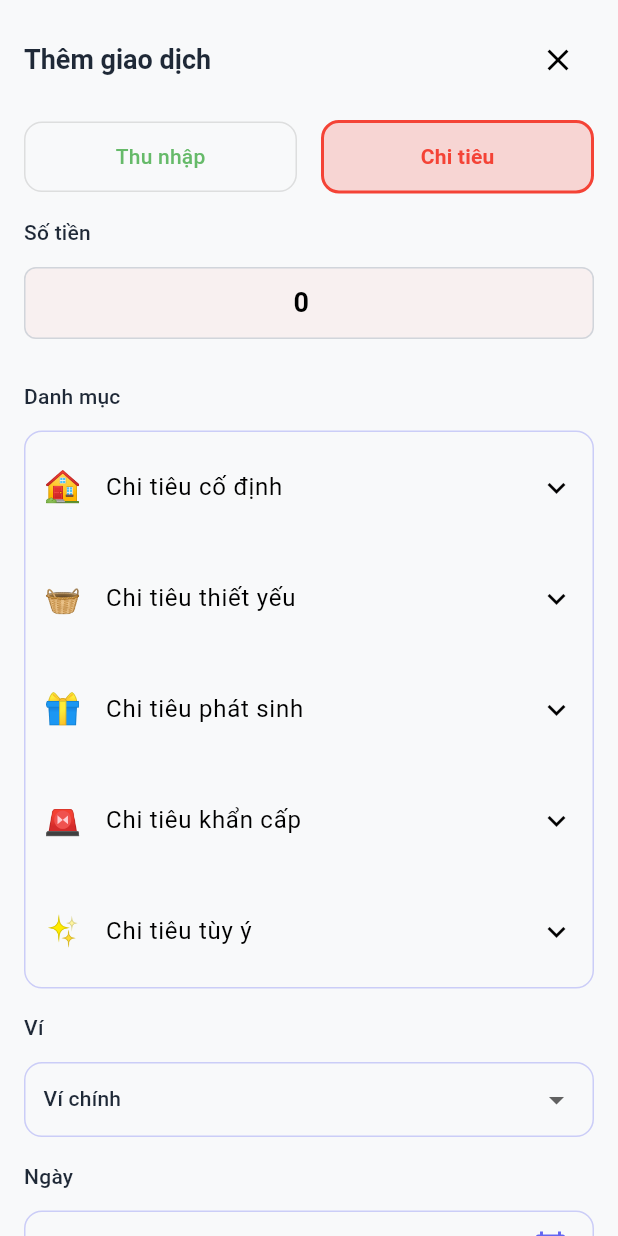
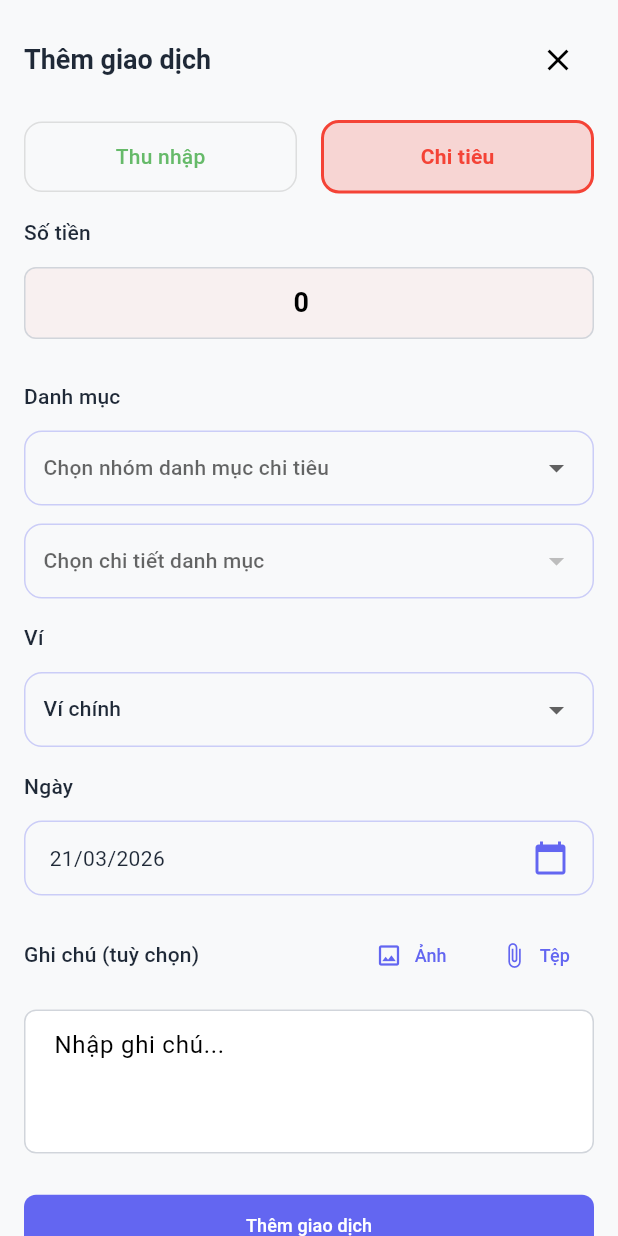
Before and after one commit to devin-ph/expense_tracker, a Flutter app: the AddTransactionSheet widget shown alone on an empty page, opened directly, on a phone screen of 412 x 824 dp. Run offline on Flutter 3.47's test engine with Material 3 defaults, Android fonts, the phone set to English and light mode, and no system bars; our stand-ins replace file_picker, fl_chart; accounts and stored records are empty.

Commit message:
danh muc,goi y tien

```diff
--- a/lib/screens/add_transaction/add_transaction_sheet.dart
+++ b/lib/screens/add_transaction/add_transaction_sheet.dart
@@ -91,6 +91,20 @@ class _AddTransactionSheetState extends State<AddTransactionSheet> {
       'Khác',
     ],
   };
+  static const Map<String, List<String>> _incomeCategoryOptions = {
+    'cat_income': [
+      'Lương tháng',
+      'Lương làm thêm',
+      'Phụ cấp',
+      'Khác',
+    ],
+    'cat_bonus': [
+      'Thưởng hiệu suất',
+      'Thưởng lễ/tết',
+      'Hoa hồng',
+      'Khác',
+    ],
+  };
 
   late TransactionType _transactionType;
   final _formKey = GlobalKey<FormState>();
@@ -102,7 +116,7 @@ class _AddTransactionSheetState extends State<AddTransactionSheet> {
   String? _selectedWalletId;
   String? _selectedCategoryId;
   String? _selectedExpenseOption;
-  String? _expandedExpenseGroupId;
+  String? _selectedIncomeOption;
   final List<_AttachmentItem> _attachments = [];
   bool _isPickingAttachment = false;
   bool _isLoading = false;
@@ -284,7 +298,7 @@ class _AddTransactionSheetState extends State<AddTransactionSheet> {
                 _transactionType = type;
                 _selectedCategoryId = null; // Reset category when type changes
                 _selectedExpenseOption = null;
-                _expandedExpenseGroupId = null;
+                _selectedIncomeOption = null;
                 _otherExpenseController.clear();
               });
             },
@@ -325,10 +339,15 @@ class _AddTransactionSheetState extends State<AddTransactionSheet> {
     final suggestionLimit = _transactionType == TransactionType.expense
         ? selectedWalletBalance?.floor()
         : null;
+    final suggestionMin = _transactionType == TransactionType.income ? 1000 : null;
+    final suggestionMax = _transactionType == TransactionType.income
+      ? 100000000
+      : suggestionLimit;
     final suggestions = currentAmount > 0
         ? _buildZeroExpandedSuggestions(
             currentAmount,
-            maxAmount: suggestionLimit,
+        minAmount: suggestionMin,
+        maxAmount: suggestionMax,
           )
         : const <int>[];
 
@@ -367,6 +386,10 @@ class _AddTransactionSheetState extends State<AddTransactionSheet> {
                   ),
                 );
               });
+            } else {
+              setState(() {
+                _amountController.value = const TextEditingValue(text: '');
+              });
             }
           },
         ),
@@ -382,13 +405,19 @@ class _AddTransactionSheetState extends State<AddTransactionSheet> {
     );
   }
 
-  List<int> _buildZeroExpandedSuggestions(int baseAmount, {int? maxAmount}) {
-    final multipliers = [10, 100, 1000, 10000, 100000];
+  List<int> _buildZeroExpandedSuggestions(
+    int baseAmount, {
+    int? minAmount,
+    int? maxAmount,
+  }) {
+    final multipliers = [1000, 10000, 100000,1000000,10000000,100000000];
     final suggestions = <int>{};
 
     for (final multiplier in multipliers) {
       final amount = baseAmount * multiplier;
-      if (maxAmount == null || amount <= maxAmount) {
+      final meetsMin = minAmount == null || amount >= minAmount;
+      final meetsMax = maxAmount == null || amount < maxAmount;
+      if (meetsMin && meetsMax) {
         suggestions.add(amount);
       }
     }
@@ -418,15 +447,18 @@ class _AddTransactionSheetState extends State<AddTransactionSheet> {
       return _buildExpenseCategorySelection();
     }
 
-    return Column(
-      crossAxisAlignment: CrossAxisAlignment.start,
-      children: [
-        Text('Danh mục', style: Theme.of(context).textTheme.titleMedium),
-        const SizedBox(height: AppSpacing.md),
-        Consumer<CategoryNotifier>(
+    if (_transactionType == TransactionType.income) {
+      return _buildIncomeCategorySelection();
+    }
+
+    return const SizedBox.shrink();
+  }
+
+  Widget _buildIncomeCategorySelection() {
+    return Consumer<CategoryNotifier>(
       builder: (context, categoryNotifier, _) {
         final categories = categoryNotifier.getCategoriesByType(
-              _transactionType,
+          TransactionType.income,
         );
 
         if (categories.isEmpty) {
@@ -436,20 +468,42 @@ class _AddTransactionSheetState extends State<AddTransactionSheet> {
           );
         }
 
-            // Check if current selected category is valid for this type
-            final currentCategoryValid = categories.any(
-              (c) => c.id == _selectedCategoryId,
-            );
-            final effectiveValue = currentCategoryValid ? _selectedCategoryId : null;
-
-            if (!currentCategoryValid && _selectedCategoryId != null) {
+        final hasSelectedCategory = categories.any((c) => c.id == _selectedCategoryId);
+        if (_selectedCategoryId != null && !hasSelectedCategory) {
           WidgetsBinding.instance.addPostFrameCallback((_) {
             if (!mounted) return;
-                setState(() => _selectedCategoryId = null);
+            setState(() {
+              _selectedCategoryId = null;
+              _selectedIncomeOption = null;
+            });
           });
         }
 
-            return Container(
+        final selectedCategory = categories.where(
+          (category) => category.id == _selectedCategoryId,
+        );
+        final selectedCategoryId =
+            selectedCategory.isNotEmpty ? selectedCategory.first.id : null;
+        final selectedOptions = selectedCategoryId != null
+            ? (_incomeCategoryOptions[selectedCategoryId] ?? const <String>[])
+            : const <String>[];
+        final hasSelectedOption = selectedOptions.contains(_selectedIncomeOption);
+
+        if (_selectedIncomeOption != null && !hasSelectedOption) {
+          WidgetsBinding.instance.addPostFrameCallback((_) {
+            if (!mounted) return;
+            setState(() {
+              _selectedIncomeOption = null;
+            });
+          });
+        }
+
+        return Column(
+          crossAxisAlignment: CrossAxisAlignment.start,
+          children: [
+            Text('Danh mục', style: Theme.of(context).textTheme.titleMedium),
+            const SizedBox(height: AppSpacing.md),
+            Container(
               padding: const EdgeInsets.symmetric(horizontal: AppSpacing.md),
               decoration: BoxDecoration(
                 border: Border.all(
@@ -462,17 +516,14 @@ class _AddTransactionSheetState extends State<AddTransactionSheet> {
               child: DropdownButtonHideUnderline(
                 child: DropdownButton<String>(
                   isExpanded: true,
-                  value: effectiveValue,
-                  hint: const Text('Chọn danh mục'),
+                  value: selectedCategoryId,
+                  hint: const Text('Chọn nhóm danh mục thu nhập'),
                   items: categories.map<DropdownMenuItem<String>>((category) {
                     return DropdownMenuItem<String>(
                       value: category.id,
                       child: Row(
                         children: [
-                          Text(
-                            category.icon,
-                            style: const TextStyle(fontSize: 20),
-                          ),
+                          Text(category.icon, style: const TextStyle(fontSize: 20)),
                           const SizedBox(width: AppSpacing.md),
                           Expanded(child: Text(category.name)),
                         ],
@@ -480,18 +531,54 @@ class _AddTransactionSheetState extends State<AddTransactionSheet> {
                     );
                   }).toList(),
                   onChanged: (value) {
-                    if (value != null) {
-                      setState(() => _selectedCategoryId = value);
-                    }
+                    setState(() {
+                      _selectedCategoryId = value;
+                      _selectedIncomeOption = null;
+                    });
                   },
                 ),
               ),
-            );
-          },
             ),
             if (_showValidationErrors && _hasCategoryError)
               _buildValidationErrorText('Vui lòng chọn danh mục'),
+            const SizedBox(height: AppSpacing.md),
+            Container(
+              padding: const EdgeInsets.symmetric(horizontal: AppSpacing.md),
+              decoration: BoxDecoration(
+                border: Border.all(
+                  color: _showValidationErrors && _hasIncomeOptionError
+                      ? Theme.of(context).colorScheme.error
+                      : Theme.of(context).primaryColor.withOpacity(0.3),
+                ),
+                borderRadius: BorderRadius.circular(AppBorderRadius.lg),
+              ),
+              child: DropdownButtonHideUnderline(
+                child: DropdownButton<String>(
+                  isExpanded: true,
+                  value: hasSelectedOption ? _selectedIncomeOption : null,
+                  hint: const Text('Chọn chi tiết danh mục thu nhập'),
+                  items: selectedOptions.map<DropdownMenuItem<String>>((option) {
+                    return DropdownMenuItem<String>(
+                      value: option,
+                      child: Text(option),
+                    );
+                  }).toList(),
+                  onChanged: selectedCategoryId == null || selectedOptions.isEmpty
+                      ? null
+                      : (value) {
+                          if (value == null) return;
+                          setState(() {
+                            _selectedIncomeOption = value;
+                          });
+                        },
+                ),
+              ),
+            ),
+            if (_showValidationErrors && _hasIncomeOptionError)
+              _buildValidationErrorText('Vui lòng chọn chi tiết danh mục thu nhập'),
           ],
+        );
+      },
     );
   }
 
@@ -519,7 +606,26 @@ class _AddTransactionSheetState extends State<AddTransactionSheet> {
             setState(() {
               _selectedCategoryId = null;
               _selectedExpenseOption = null;
-              _expandedExpenseGroupId = null;
+            });
+          });
+        }
+
+        final selectedCategory = categories.where(
+          (category) => category.id == _selectedCategoryId,
+        );
+        final selectedCategoryId =
+            selectedCategory.isNotEmpty ? selectedCategory.first.id : null;
+        final selectedOptions = selectedCategoryId != null
+            ? (_expenseCategoryOptions[selectedCategoryId] ?? const <String>[])
+            : const <String>[];
+        final hasSelectedOption = selectedOptions.contains(_selectedExpenseOption);
+
+        if (_selectedExpenseOption != null && !hasSelectedOption) {
+          WidgetsBinding.instance.addPostFrameCallback((_) {
+            if (!mounted) return;
+            setState(() {
+              _selectedExpenseOption = null;
+              _otherExpenseController.clear();
             });
           });
         }
@@ -530,76 +636,86 @@ class _AddTransactionSheetState extends State<AddTransactionSheet> {
             Text('Danh mục', style: Theme.of(context).textTheme.titleMedium),
             const SizedBox(height: AppSpacing.md),
             Container(
+              padding: const EdgeInsets.symmetric(horizontal: AppSpacing.md),
               decoration: BoxDecoration(
                 border: Border.all(
-                  color: _showValidationErrors &&
-                          (_hasCategoryError || _hasExpenseOptionError)
+                  color: _showValidationErrors && _hasCategoryError
                       ? Theme.of(context).colorScheme.error
                       : Theme.of(context).primaryColor.withOpacity(0.3),
                 ),
                 borderRadius: BorderRadius.circular(AppBorderRadius.lg),
               ),
-              child: Column(
-                children: categories.map((category) {
-                  final isExpanded = _expandedExpenseGroupId == category.id;
-                  final isSelected = _selectedCategoryId == category.id;
-                  final options =
-                      _expenseCategoryOptions[category.id] ?? const <String>[];
-
-                  return ExpansionTile(
-                    initiallyExpanded: isExpanded,
-                    leading: Text(
-                      category.icon,
-                      style: const TextStyle(fontSize: 20),
+              child: DropdownButtonHideUnderline(
+                child: DropdownButton<String>(
+                  isExpanded: true,
+                  value: selectedCategoryId,
+                  hint: const Text('Chọn nhóm danh mục chi tiêu'),
+                  items: categories.map<DropdownMenuItem<String>>((category) {
+                    return DropdownMenuItem<String>(
+                      value: category.id,
+                      child: Row(
+                        children: [
+                          Text(category.icon, style: const TextStyle(fontSize: 20)),
+                          const SizedBox(width: AppSpacing.md),
+                          Expanded(child: Text(category.name)),
+                        ],
                       ),
-                    title: Text(category.name),
-                    tilePadding: const EdgeInsets.symmetric(
-                      horizontal: AppSpacing.md,
-                      vertical: AppSpacing.sm,
-                    ),
-                    onExpansionChanged: (expanded) {
+                    );
+                  }).toList(),
+                  onChanged: (value) {
                     setState(() {
-                        _expandedExpenseGroupId = expanded ? category.id : null;
+                      _selectedCategoryId = value;
+                      _selectedExpenseOption = null;
+                      _otherExpenseController.clear();
                     });
                   },
-                    children: options.map((option) {
-                      final optionSelected =
-                          isSelected && _selectedExpenseOption == option;
-                      return ListTile(
-                        dense: true,
-                        contentPadding: const EdgeInsets.symmetric(
-                          horizontal: AppSpacing.lg,
                 ),
-                        title: Text(option),
-                        trailing: optionSelected
-                            ? Icon(
-                                Icons.check_circle,
-                                color: Theme.of(context).primaryColor,
-                                size: 18,
-                              )
-                            : null,
-                        onTap: () async {
-                          if (option == 'Khác') {
+              ),
+            ),
+            if (_showValidationErrors && _hasCategoryError)
+              _buildValidationErrorText('Vui lòng chọn danh mục'),
+            const SizedBox(height: AppSpacing.md),
+            Container(
+              padding: const EdgeInsets.symmetric(horizontal: AppSpacing.md),
+              decoration: BoxDecoration(
+                border: Border.all(
+                  color: _showValidationErrors && _hasExpenseOptionError
+                      ? Theme.of(context).colorScheme.error
+                      : Theme.of(context).primaryColor.withOpacity(0.3),
+                ),
+                borderRadius: BorderRadius.circular(AppBorderRadius.lg),
+              ),
+              child: DropdownButtonHideUnderline(
+                child: DropdownButton<String>(
+                  isExpanded: true,
+                  value: hasSelectedOption ? _selectedExpenseOption : null,
+                  hint: const Text('Chọn chi tiết danh mục'),
+                  items: selectedOptions.map<DropdownMenuItem<String>>((option) {
+                    return DropdownMenuItem<String>(
+                      value: option,
+                      child: Text(option),
+                    );
+                  }).toList(),
+                  onChanged: selectedCategoryId == null
+                      ? null
+                      : (value) async {
+                          if (value == null) return;
+                          if (value == 'Khác') {
                             final confirmed = await _promptOtherExpenseDetail();
                             if (!confirmed || !mounted) return;
                           }
 
                           setState(() {
-                            _selectedCategoryId = category.id;
-                            _selectedExpenseOption = option;
-                            _expandedExpenseGroupId = null;
-                            if (option != 'Khác') {
+                            _selectedExpenseOption = value;
+                            if (value != 'Khác') {
                               _otherExpenseController.clear();
                             }
                           });
                         },
-                      );
-                    }).toList(),
-                  );
-                }).toList(),
                 ),
               ),
-            if (_showValidationErrors && (_hasCategoryError || _hasExpenseOptionError))
+            ),
+            if (_showValidationErrors && _hasExpenseOptionError)
               _buildValidationErrorText('Vui lòng chọn chi tiết danh mục chi tiêu'),
           ],
         );
@@ -1066,7 +1182,21 @@ class _AddTransactionSheetState extends State<AddTransactionSheet> {
 
   bool get _hasExpenseOptionError =>
       _transactionType == TransactionType.expense &&
+      _selectedCategoryId != null &&
       (_selectedExpenseOption == null || _selectedExpenseOption!.trim().isEmpty);
+
+  bool get _hasIncomeOptionError {
+    if (_transactionType != TransactionType.income || _selectedCategoryId == null) {
+      return false;
+    }
+
+    final options = _incomeCategoryOptions[_selectedCategoryId!] ?? const <String>[];
+    if (options.isEmpty) {
+      return false;
+    }
+
+    return _selectedIncomeOption == null || _selectedIncomeOption!.trim().isEmpty;
+  }
 
   bool get _hasOtherExpenseError =>
       _isOtherExpenseSelected && _otherExpenseController.text.trim().isEmpty;
@@ -1121,6 +1251,10 @@ class _AddTransactionSheetState extends State<AddTransactionSheet> {
       return 'Vui lòng chọn chi tiết danh mục chi tiêu';
     }
 
+    if (_hasIncomeOptionError) {
+      return 'Vui lòng chọn chi tiết danh mục thu nhập';
+    }
+
     if (_hasOtherExpenseError) {
       return 'Vui lòng nhập thông tin chi tiêu';
     }
@@ -1131,9 +1265,19 @@ class _AddTransactionSheetState extends State<AddTransactionSheet> {
   String _buildTransactionNote() {
     final rawNote = _noteController.text.trim();
     final otherExpenseDetail = _otherExpenseController.text.trim();
-    if (_transactionType != TransactionType.expense ||
-        _selectedExpenseOption == null ||
-        _selectedExpenseOption!.isEmpty) {
+    if (_transactionType == TransactionType.income) {
+      if (_selectedIncomeOption == null || _selectedIncomeOption!.isEmpty) {
+        return rawNote;
+      }
+
+      if (rawNote.isEmpty) {
+        return _selectedIncomeOption!;
+      }
+
+      return '${_selectedIncomeOption!} - $rawNote';
+    }
+
+    if (_selectedExpenseOption == null || _selectedExpenseOption!.isEmpty) {
       return rawNote;
     }
 
```
Lines whose indentation alone changed are shown as unchanged.
